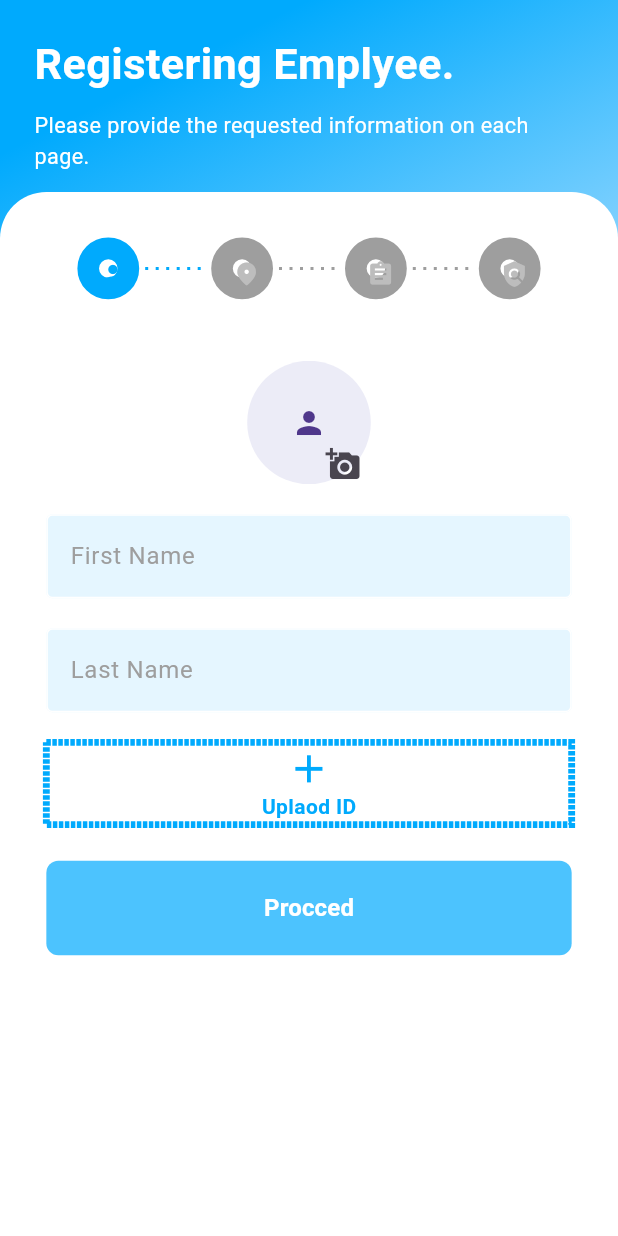
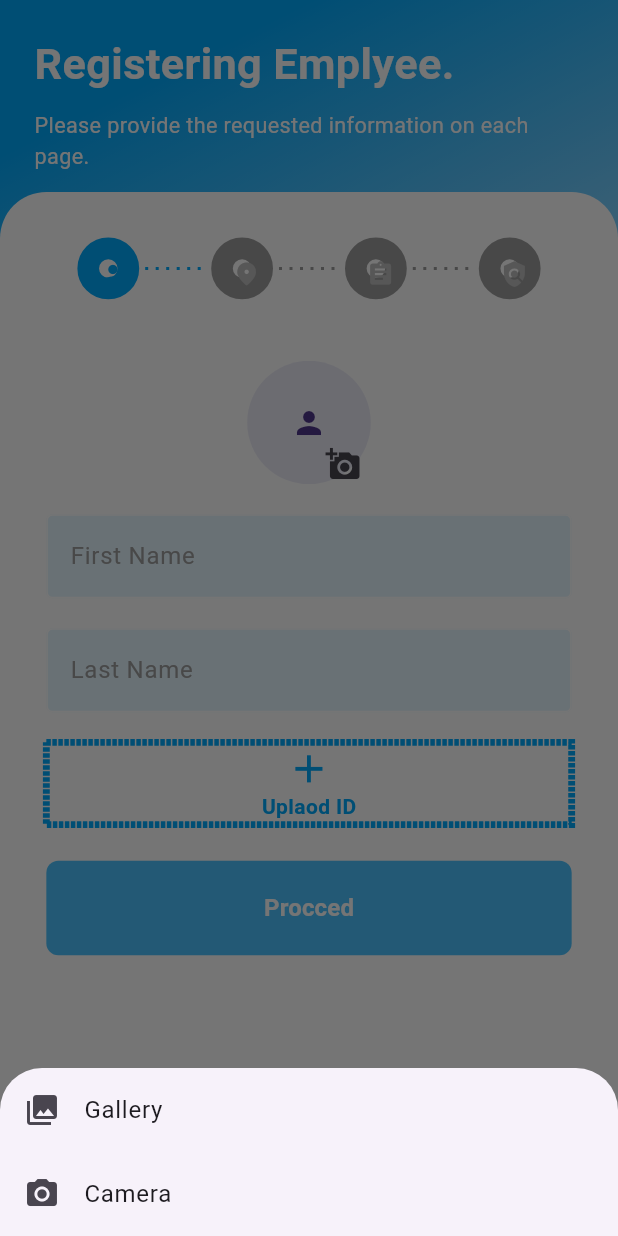
Before and after one commit to tarik350/agazh-app, a Flutter app: the EmployeeStepperScreen screen opened by its route, after a tap on "Uplaod ID", on a phone screen of 412 x 824 dp. Run offline on Flutter 3.47's test engine with Material 3 defaults, Android fonts, the phone set to English and light mode, and no system bars; drawn by our look-alikes of dotted_border, easy_stepper; our stand-ins replace animate_do, auto_route, bloc, cached_network_image, cloud_firestore, dropdown_button2 and 15 more; missing offline and left inert: flow_builder; accounts and stored records are empty.

Commit message:
camera support for id card

```diff
--- a/lib/screens/employer_regisration/widgets/personal_info/view/personal_info_form.dart
+++ b/lib/screens/employer_regisration/widgets/personal_info/view/personal_info_form.dart
@@ -176,16 +176,10 @@ class _ImageUploaderButton extends StatelessWidget {
       builder: (context, state) {
         return GestureDetector(
             onTap: () async {
-              Uint8List image = await pickImage(ImageSource.gallery);
-              if (context.mounted) {
-                context
-                    .read<PersonalInfoBloc>()
-                    .add(IdCardChanged(file: image, path: "idcard"));
-              }
+              _showImageSourceDialog(context);
             },
             child: SizedBox(
               width: double.infinity,
-              // decoration: const BoxDecoration(),
               child: Column(
                 crossAxisAlignment: CrossAxisAlignment.start,
                 children: [
@@ -241,6 +235,45 @@ class _ImageUploaderButton extends StatelessWidget {
             ));
       },
     );
+  }
+
+  void _showImageSourceDialog(BuildContext context) {
+    showModalBottomSheet(
+        context: context,
+        builder: (_) {
+          return SafeArea(
+            child: Wrap(
+              children: <Widget>[
+                ListTile(
+                    leading: const Icon(Icons.photo_library),
+                    title: const Text('Gallery'),
+                    onTap: () {
+                      _pickImage(context, ImageSource.gallery);
+                      Navigator.of(context).pop();
+                    }),
+                ListTile(
+                  leading: const Icon(Icons.photo_camera),
+                  title: const Text('Camera'),
+                  onTap: () {
+                    _pickImage(context, ImageSource.camera);
+                    Navigator.of(context).pop();
+                  },
+                ),
+              ],
+            ),
+          );
+        });
+  }
+
+  Future<void> _pickImage(BuildContext context, ImageSource source) async {
+    Uint8List? image = await pickImage(source);
+    if (context.mounted) {
+      context
+          .read<PersonalInfoBloc>()
+          .add(IdCardChanged(file: image!, path: "idcard"));
+    } else {
+      // Handle the case where no image was picked (optional)
+    }
   }
 }
 
```
Also changed, not shown: lib/services/image_service.dart (+12 -0 lines).
